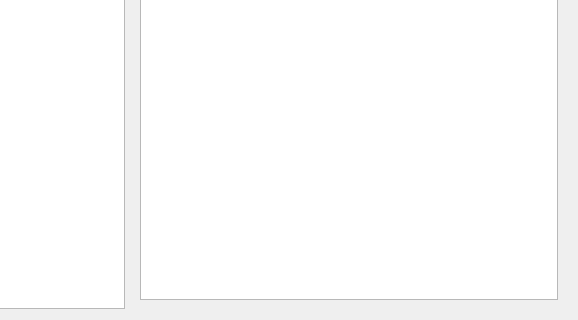
Above: frmmain.ui from FelixRoxx99/BWS-Schulprojekt-LF10-LF11-LF12-2026_Begonnen-14-08-2026 before the change; both pictures show x 322 to 900 and y 280 to 600 of the 900 by 600 pixel window. Below: the same form after it.
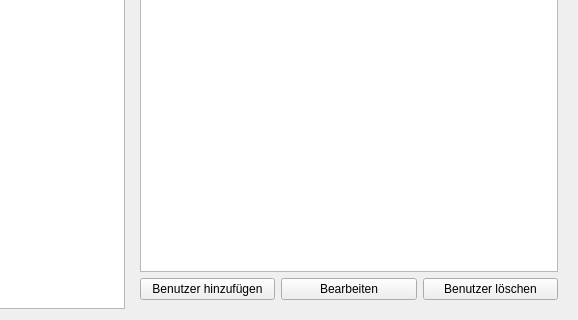
That is the form after the change. The open tabs and pages were chosen to show the change.

Commit message: Implement PBKDF2-based password hashing (AuthUtils), admin user CRUD UI + logic, migration support, update .pro

Patch:
```diff
--- a/frmmain.ui
+++ b/frmmain.ui
@@ -87,6 +87,31 @@
        <item>
         <widget class="QTableView" name="tblBenutzer"/>
        </item>
+       <item>
+        <layout class="QHBoxLayout" name="adminButtons">
+         <item>
+          <widget class="QPushButton" name="btnAddUser">
+           <property name="text">
+            <string>Benutzer hinzufügen</string>
+           </property>
+          </widget>
+         </item>
+         <item>
+          <widget class="QPushButton" name="btnEditUser">
+           <property name="text">
+            <string>Bearbeiten</string>
+           </property>
+          </widget>
+         </item>
+         <item>
+          <widget class="QPushButton" name="btnDeleteUser">
+           <property name="text">
+            <string>Benutzer löschen</string>
+           </property>
+          </widget>
+         </item>
+        </layout>
+       </item>
       </layout>
      </widget>
     </widget>
```
The commit also changes 8 other files.
